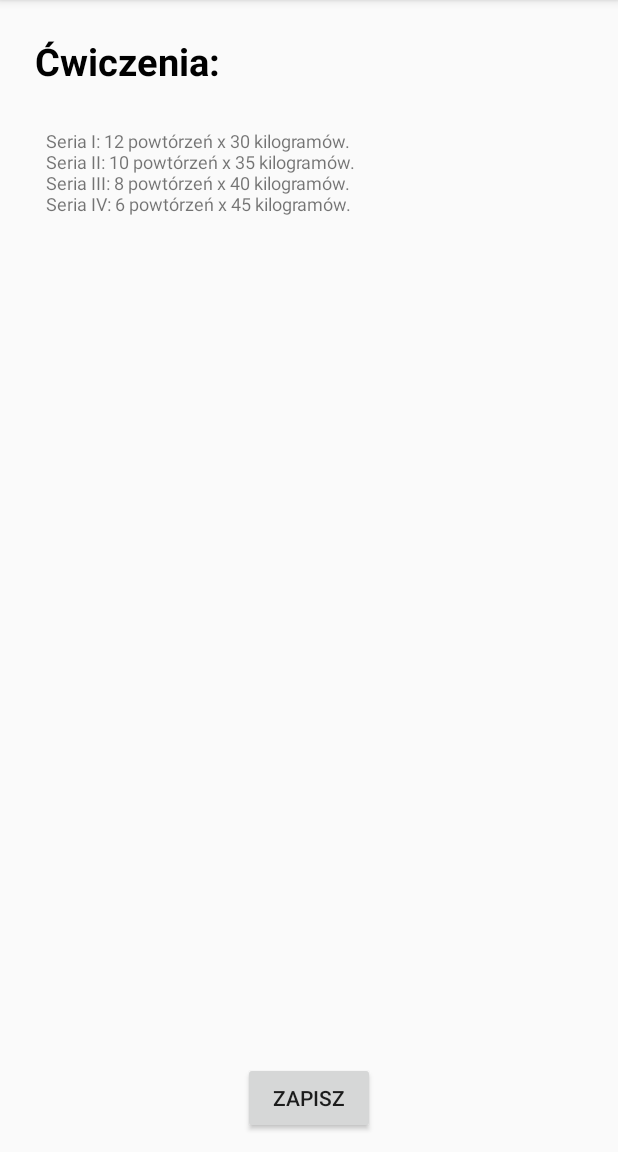
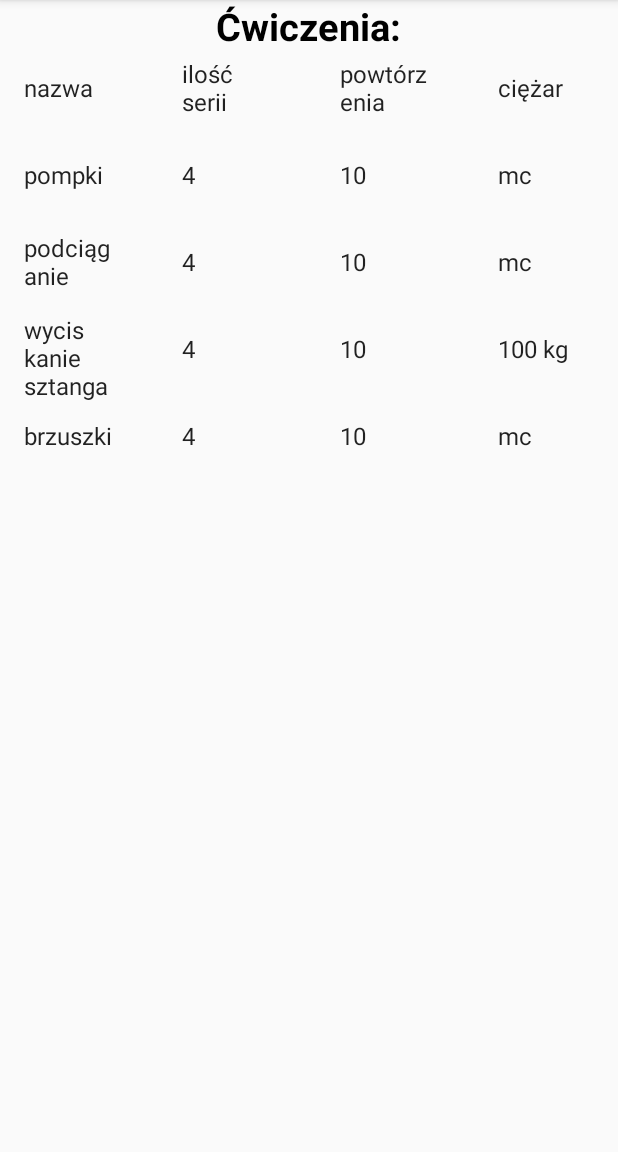
Before and after one commit to dida886/Projekt-GymFitUp, an Android app: the screen it shows after launch (Szczegoly0), after a tap on "piątek, 22 grudnia 2017", on a phone screen of 412 x 824 dp, the part 84-1236 px from its top. Run offline under Robolectric (Android 15) with nearby library versions, the phone set to English and light mode, and no system bars.

Commit message:
Dodałem do szczegółów gridView, w którym wyświetlane są dane z listy.

```diff
--- a/app/src/main/AndroidManifest.xml
+++ b/app/src/main/AndroidManifest.xml
@@ -21,6 +21,7 @@
         <activity android:name=".Szczegoly2" />
         <activity android:name=".Szczegoly3" />
         <activity android:name=".Szczegoly4"></activity>
+
     </application>
 
 </manifest>
--- a/app/src/main/java/com/example/dmain/gymfitup/MainActivity.java
+++ b/app/src/main/java/com/example/dmain/gymfitup/MainActivity.java
@@ -27,6 +27,8 @@ public class MainActivity extends AppCompatActivity {
         listView.setAdapter(listAdapter);
 
         final ListView list = (ListView) findViewById(R.id.mojalista);
+
+
         list.setOnItemClickListener(new AdapterView.OnItemClickListener() {
             @Override
             public void onItemClick(AdapterView<?> parent, View view, int position, long id) {
--- a/app/src/main/java/com/example/dmain/gymfitup/Szczegoly0.java
+++ b/app/src/main/java/com/example/dmain/gymfitup/Szczegoly0.java
@@ -2,16 +2,45 @@ package com.example.dmain.gymfitup;
 
 import android.support.v7.app.AppCompatActivity;
 import android.os.Bundle;
+import android.view.View;
+import android.widget.AdapterView;
+import android.widget.ArrayAdapter;
+import android.widget.GridView;
+import android.widget.TextView;
+import android.widget.Toast;
 
 public class Szczegoly0 extends AppCompatActivity {
+
+    GridView gridView;
+
+    static final String[] numbers = new String[] {
+            "nazwa", "ilość serii", "powtórzenia", "ciężar"
+            ,"pompki", "4", "10", "mc"
+            ,"podciąganie", "4", "10", "mc"
+            ,"wyciskanie sztanga", "4", "10", "100 kg"
+            ,"brzuszki", "4", "10", "mc"
+            };
 
     @Override
     protected void onCreate(Bundle savedInstanceState) {
         super.onCreate(savedInstanceState);
         setContentView(R.layout.activity_szczegoly0);
 
+        gridView= (GridView) findViewById(R.id.gridview);
 
+        ArrayAdapter<String> adapter = new ArrayAdapter<String>(this,
+                android.R.layout.simple_list_item_1, numbers);
+        gridView.setAdapter(adapter);
+        gridView.setOnItemClickListener(new AdapterView.OnItemClickListener() {
 
+                                            @Override
+                                            public void onItemClick(AdapterView<?> adapterView, View v, int position, long id) {
+                                                Toast.makeText(getApplicationContext(),
+                                                        ((TextView) v).getText(), Toast.LENGTH_SHORT).show();
+
+                                            }
+                                        }
+        );
 
     }
 }
--- a/app/src/main/res/layout/activity_szczegoly0.xml
+++ b/app/src/main/res/layout/activity_szczegoly0.xml
@@ -10,33 +10,23 @@
         android:id="@+id/textView"
         android:layout_width="wrap_content"
         android:layout_height="wrap_content"
-        android:layout_alignParentStart="true"
         android:layout_alignParentTop="true"
-        android:layout_marginStart="23dp"
-        android:layout_marginTop="23dp"
+        android:layout_centerHorizontal="true"
         android:text="@string/TextGlowny"
         android:textColor="@android:color/black"
         android:textSize="25sp"
         android:textStyle="bold" />
 
-    <Button
-        android:id="@+id/button"
-        android:layout_width="wrap_content"
-        android:layout_height="wrap_content"
-        android:layout_alignParentBottom="true"
-        android:layout_centerHorizontal="true"
-        android:layout_marginBottom="12dp"
-        android:text="@string/zapisz" />
-
-    <TextView
-        android:id="@+id/opis"
-        android:layout_width="350dp"
-        android:layout_height="300dp"
+    <GridView
+        android:id="@+id/gridview"
+        android:layout_width="match_parent"
+        android:layout_height="match_parent"
         android:layout_below="@+id/textView"
-        android:layout_centerHorizontal="true"
-        android:layout_marginTop="27dp"
-        android:text="@string/OpisCw0"
-        android:textSize="12sp" />
-
+        android:columnWidth="80dp"
+        android:gravity="center"
+        android:horizontalSpacing="10dp"
+        android:numColumns="auto_fit"
+        android:stretchMode="columnWidth"
+        android:verticalSpacing="10dp" />
 
 </RelativeLayout>
--- a/app/src/main/res/values/colors.xml
+++ b/app/src/main/res/values/colors.xml
@@ -2,5 +2,5 @@
 <resources>
     <color name="colorPrimary">#3F51B5</color>
     <color name="colorPrimaryDark">#303F9F</color>
-    <color name="colorAccent">#FF4081</color>
+    <color name="colorAccent">#ff4081</color>
 </resources>
```
Also changed, not shown: app/src/main/res/layout/activity_main.xml (+10 -1 lines), app/src/main/res/layout/activity_szczegoly1.xml (+2 -19 lines).
